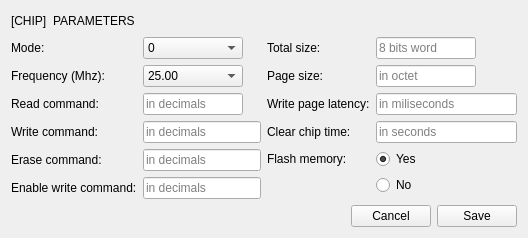
This is gui_designer/gui_spi_settings.ui in serma-safety-security/hardsploit-gui-ruby as Qt 5 draws it before an edit. The edited form follows.
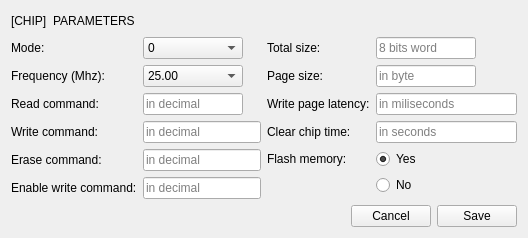
This is the edited form.

Patch:
```diff
--- a/gui_designer/gui_spi_settings.ui
+++ b/gui_designer/gui_spi_settings.ui
@@ -158,7 +158,7 @@
           <number>5</number>
          </property>
          <property name="placeholderText">
-          <string>in decimals</string>
+          <string>in decimal</string>
          </property>
         </widget>
        </item>
@@ -175,7 +175,7 @@
           <number>5</number>
          </property>
          <property name="placeholderText">
-          <string>in decimals</string>
+          <string>in decimal</string>
          </property>
         </widget>
        </item>
@@ -192,7 +192,7 @@
           <number>5</number>
          </property>
          <property name="placeholderText">
-          <string>in decimals</string>
+          <string>in decimal</string>
          </property>
         </widget>
        </item>
@@ -243,7 +243,7 @@
        <item row="4" column="1">
         <widget class="QLineEdit" name="lie_cmd_write">
          <property name="placeholderText">
-          <string>in decimals</string>
+          <string>in decimal</string>
          </property>
         </widget>
        </item>
@@ -293,7 +293,7 @@
           <number>10</number>
          </property>
          <property name="placeholderText">
-          <string>in octet</string>
+          <string>in byte</string>
          </property>
         </widget>
        </item>
```
